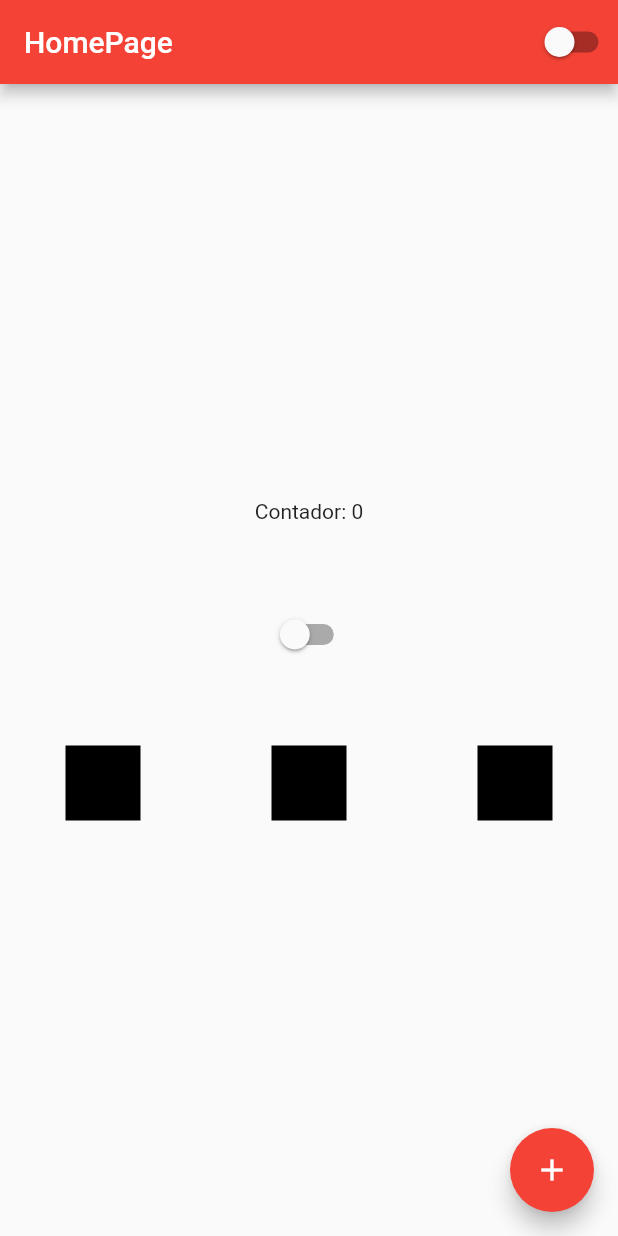
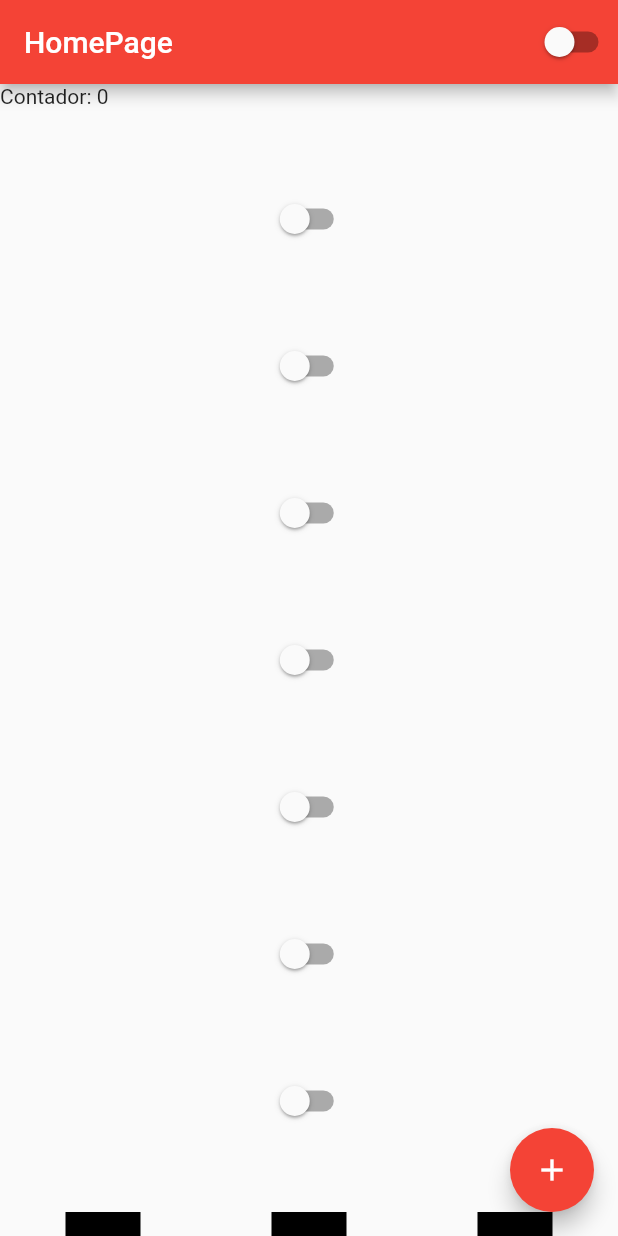
Before and after one commit to Rein4ldoAlv3s/EstudoFlutter, a Flutter app: the screen it shows after launch, on a phone screen of 412 x 824 dp. Run offline on Flutter 3.47's test engine with Material 2 defaults, Android fonts, the phone set to English and light mode, and no system bars.

```diff
--- a/lib/home_page.dart
+++ b/lib/home_page.dart
@@ -25,12 +25,25 @@ class HomePageState extends State<HomePage> {
       body: Container(
         width: double.infinity,
         height: double.infinity,
-        child: Column(
-          mainAxisAlignment: MainAxisAlignment.center,
+        child: ListView(
+          //mainAxisAlignment: MainAxisAlignment.center,
           children: [
             Text('Contador: $counter'),
             Container(height: 50),
             CustomSwitch(),
+            Container(height: 50),
+            CustomSwitch(),
+            Container(height: 50),
+            CustomSwitch(),
+            Container(height: 50),
+            CustomSwitch(),
+            Container(height: 50),
+            CustomSwitch(),
+            Container(height: 50),
+            CustomSwitch(),
+            Container(height: 50),
+            CustomSwitch(),
+
             Container(height: 50),
             Row(
               mainAxisAlignment: MainAxisAlignment.spaceAround ,
```
